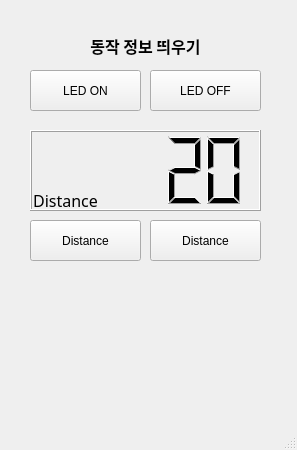
The window that homework/homework.ui (som7199/raspi-2024) describes before a commit, drawn with Qt 5.
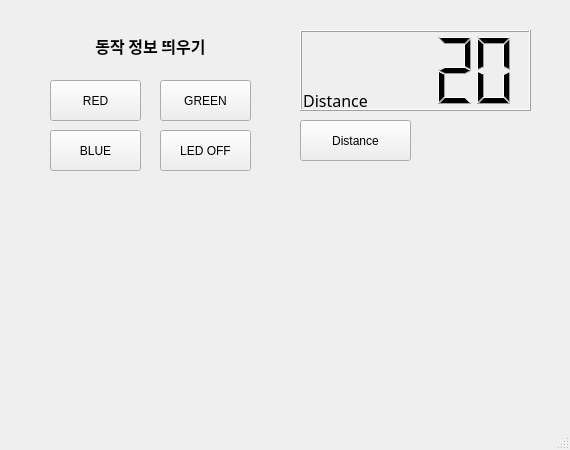
The same window after the commit.

The edit to the form file:
```diff
--- a/homework/homework.ui
+++ b/homework/homework.ui
@@ -6,7 +6,7 @@
    <rect>
     <x>0</x>
     <y>0</y>
-    <width>297</width>
+    <width>570</width>
     <height>450</height>
    </rect>
   </property>
@@ -14,37 +14,11 @@
    <string>MainWindow</string>
   </property>
   <widget class="QWidget" name="centralwidget">
-   <widget class="QPushButton" name="ledBtnOn">
+   <widget class="QLabel" name="lblDist">
     <property name="geometry">
      <rect>
-      <x>30</x>
-      <y>70</y>
-      <width>111</width>
-      <height>41</height>
-     </rect>
-    </property>
-    <property name="text">
-     <string>LED ON</string>
-    </property>
-   </widget>
-   <widget class="QPushButton" name="ledBtnOff">
-    <property name="geometry">
-     <rect>
-      <x>150</x>
-      <y>70</y>
-      <width>111</width>
-      <height>41</height>
-     </rect>
-    </property>
-    <property name="text">
-     <string>LED OFF</string>
-    </property>
-   </widget>
-   <widget class="QLabel" name="label">
-    <property name="geometry">
-     <rect>
-      <x>30</x>
-      <y>190</y>
+      <x>300</x>
+      <y>90</y>
       <width>71</width>
       <height>21</height>
      </rect>
@@ -75,8 +49,8 @@
    <widget class="QLCDNumber" name="lcdNumber">
     <property name="geometry">
      <rect>
-      <x>30</x>
-      <y>130</y>
+      <x>300</x>
+      <y>30</y>
       <width>231</width>
       <height>81</height>
      </rect>
@@ -102,8 +76,8 @@
    <widget class="QPushButton" name="ultraBtn">
     <property name="geometry">
      <rect>
-      <x>30</x>
-      <y>220</y>
+      <x>300</x>
+      <y>120</y>
       <width>111</width>
       <height>41</height>
      </rect>
@@ -112,25 +86,12 @@
      <string>Distance</string>
     </property>
    </widget>
-   <widget class="QPushButton" name="pirBtn">
-    <property name="geometry">
-     <rect>
-      <x>150</x>
-      <y>220</y>
-      <width>111</width>
-      <height>41</height>
-     </rect>
-    </property>
-    <property name="text">
-     <string>Distance</string>
-    </property>
-   </widget>
-   <widget class="QLabel" name="label_2">
+   <widget class="QLabel" name="lblInfo">
     <property name="geometry">
      <rect>
       <x>30</x>
       <y>20</y>
-      <width>231</width>
+      <width>241</width>
       <height>51</height>
      </rect>
     </property>
@@ -153,6 +114,58 @@
      <set>Qt::AlignCenter</set>
     </property>
    </widget>
+   <widget class="QPushButton" name="ledRed">
+    <property name="geometry">
+     <rect>
+      <x>50</x>
+      <y>80</y>
+      <width>91</width>
+      <height>41</height>
+     </rect>
+    </property>
+    <property name="text">
+     <string>RED</string>
+    </property>
+   </widget>
+   <widget class="QPushButton" name="ledGreen">
+    <property name="geometry">
+     <rect>
+      <x>160</x>
+      <y>80</y>
+      <width>91</width>
+      <height>41</height>
+     </rect>
+    </property>
+    <property name="text">
+     <string>GREEN</string>
+    </property>
+   </widget>
+   <widget class="QPushButton" name="ledOff">
+    <property name="geometry">
+     <rect>
+      <x>160</x>
+      <y>130</y>
+      <width>91</width>
+      <height>41</height>
+     </rect>
+    </property>
+    <property name="text">
+     <string>LED OFF</string>
+    </property>
+   </widget>
+   <widget class="QPushButton" name="ledBlue">
+    <property name="geometry">
+     <rect>
+      <x>50</x>
+      <y>130</y>
+      <width>91</width>
+      <height>41</height>
+     </rect>
+    </property>
+    <property name="text">
+     <string>BLUE</string>
+    </property>
+   </widget>
   </widget>
   <widget class="QMenuBar" name="menubar">
    <property name="geometry">
```
Left out of the diff: 2 changed lines with no effect on the pictures.
